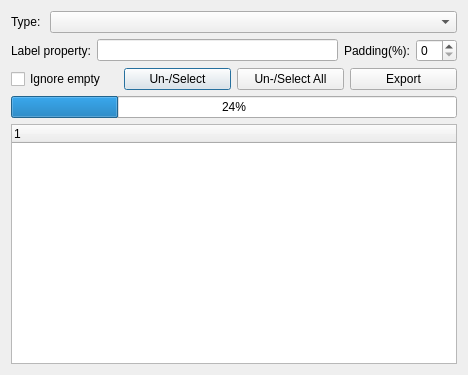
Qt form uis/AnnoExporter.ui (looooongChen/IMANNO) before a commit.
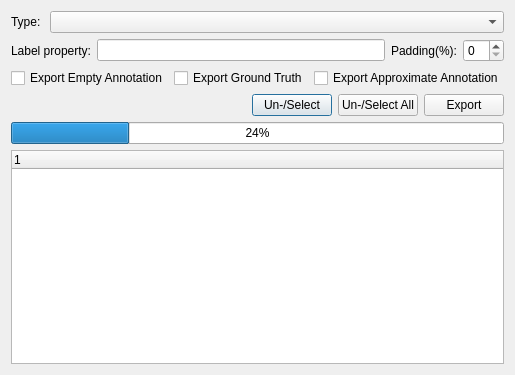
The same form after that commit.

What changed in the file:
```diff
--- a/uis/AnnoExporter.ui
+++ b/uis/AnnoExporter.ui
@@ -65,14 +65,45 @@
      </item>
     </layout>
    </item>
+   <item>
+    <layout class="QHBoxLayout" name="horizontalLayout">
+     <item>
+      <widget class="QCheckBox" name="exportEmpty">
+       <property name="text">
+        <string>Export Empty Annotation</string>
+       </property>
+      </widget>
+     </item>
+     <item>
+      <widget class="QCheckBox" name="exportGt">
+       <property name="text">
+        <string>Export Ground Truth</string>
+       </property>
+      </widget>
+     </item>
+     <item>
+      <widget class="QCheckBox" name="exportApproximate">
+       <property name="text">
+        <string>Export Approximate Annotation</string>
+       </property>
+      </widget>
+     </item>
+    </layout>
+   </item>
    <item>
     <layout class="QHBoxLayout" name="horizontalLayout_3">
      <item>
-      <widget class="QCheckBox" name="ckIgnoreEmpty">
-       <property name="text">
-        <string>Ignore empty</string>
+      <spacer name="horizontalSpacer">
+       <property name="orientation">
+        <enum>Qt::Horizontal</enum>
        </property>
-      </widget>
+       <property name="sizeHint" stdset="0">
+        <size>
+         <width>40</width>
+         <height>20</height>
+        </size>
+       </property>
+      </spacer>
      </item>
      <item>
       <widget class="QPushButton" name="btnSelect">
```
